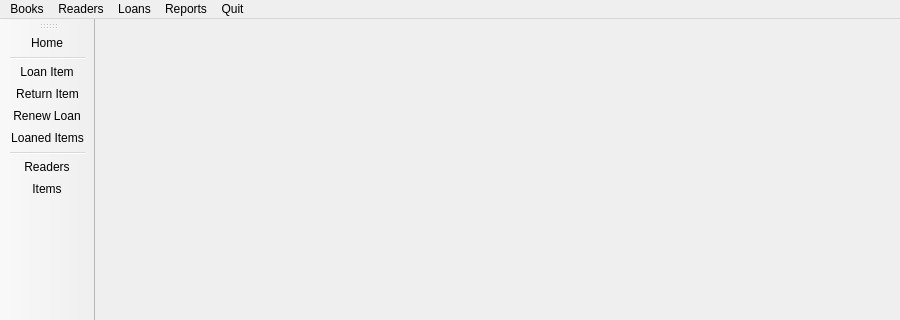
cagonza6/Buho, file src/Gui/Main_window.ui: the form before one commit; both pictures show x 0 to 900 and y 0 to 320 of the 900 by 600 pixel window.
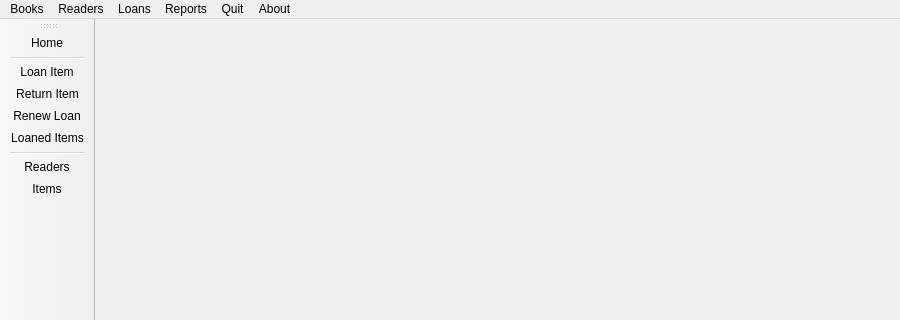
The form after the commit. Icons and pictures are not drawn.

```diff
--- a/src/Gui/Main_window.ui
+++ b/src/Gui/Main_window.ui
@@ -97,11 +97,19 @@
     </property>
     <addaction name="action_Quit"/>
    </widget>
+   <widget class="QMenu" name="menuAbout">
+    <property name="title">
+     <string>About</string>
+    </property>
+    <addaction name="actionAbout_Buho"/>
+    <addaction name="actionAbout_Qt"/>
+   </widget>
    <addaction name="menuBook"/>
    <addaction name="menuReaders"/>
    <addaction name="menuLoans"/>
    <addaction name="menuReports"/>
    <addaction name="menuSalir"/>
+   <addaction name="menuAbout"/>
   </widget>
   <widget class="QStatusBar" name="statusbar"/>
   <widget class="QToolBar" name="toolBar">
```
Left out of the diff: 12 changed lines with no effect on the pictures.
